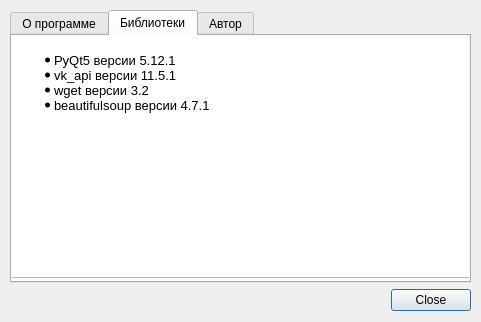
Before: the Qt Designer form gui/about_dialog.ui in qwertyadrian/vk-music-downloader, drawn with Qt 5.
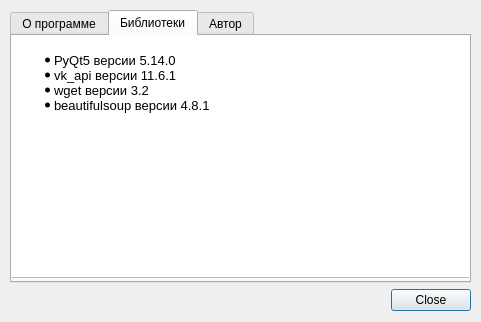
After: the same form once the commit is applied. The open tabs and pages were chosen to show the change.

Patch:
```diff
--- a/gui/about_dialog.ui
+++ b/gui/about_dialog.ui
@@ -88,11 +88,11 @@
 &lt;html&gt;&lt;head&gt;&lt;meta name=&quot;qrichtext&quot; content=&quot;1&quot; /&gt;&lt;style type=&quot;text/css&quot;&gt;
 p, li { white-space: pre-wrap; }
 &lt;/style&gt;&lt;/head&gt;&lt;body style=&quot; font-family:'Noto Sans'; font-size:10pt; font-weight:400; font-style:normal;&quot;&gt;
-&lt;p style=&quot;-qt-paragraph-type:empty; margin-top:0px; margin-bottom:0px; margin-left:0px; margin-right:0px; -qt-block-indent:0; text-indent:0px; font-family:'Noto Sans';&quot;&gt;&lt;br /&gt;&lt;/p&gt;
-&lt;ul style=&quot;margin-top: 0px; margin-bottom: 0px; margin-left: 0px; margin-right: 0px; -qt-list-indent: 1;&quot;&gt;&lt;li style=&quot; font-family:'Noto Sans';&quot; style=&quot; margin-top:0px; margin-bottom:0px; margin-left:0px; margin-right:0px; -qt-block-indent:0; text-indent:0px;&quot;&gt;PyQt5 версии 5.12.1&lt;/li&gt;
-&lt;li style=&quot; font-family:'Noto Sans';&quot; style=&quot; margin-top:0px; margin-bottom:0px; margin-left:0px; margin-right:0px; -qt-block-indent:0; text-indent:0px;&quot;&gt;vk_api версии 11.5.1&lt;/li&gt;
-&lt;li style=&quot; font-family:'Noto Sans';&quot; style=&quot; margin-top:0px; margin-bottom:0px; margin-left:0px; margin-right:0px; -qt-block-indent:0; text-indent:0px;&quot;&gt;wget версии 3.2&lt;/li&gt;
-&lt;li style=&quot; font-family:'Noto Sans';&quot; style=&quot; margin-top:0px; margin-bottom:0px; margin-left:0px; margin-right:0px; -qt-block-indent:0; text-indent:0px;&quot;&gt;beautifulsoup версии 4.7.1&lt;/li&gt;&lt;/ul&gt;&lt;/body&gt;&lt;/html&gt;</string>
+&lt;p style=&quot;-qt-paragraph-type:empty; margin-top:0px; margin-bottom:0px; margin-left:0px; margin-right:0px; -qt-block-indent:0; text-indent:0px;&quot;&gt;&lt;br /&gt;&lt;/p&gt;
+&lt;ul style=&quot;margin-top: 0px; margin-bottom: 0px; margin-left: 0px; margin-right: 0px; -qt-list-indent: 1;&quot;&gt;&lt;li style=&quot; margin-top:0px; margin-bottom:0px; margin-left:0px; margin-right:0px; -qt-block-indent:0; text-indent:0px;&quot;&gt;PyQt5 версии 5.14.0&lt;/li&gt;
+&lt;li style=&quot; margin-top:0px; margin-bottom:0px; margin-left:0px; margin-right:0px; -qt-block-indent:0; text-indent:0px;&quot;&gt;vk_api версии 11.6.1&lt;/li&gt;
+&lt;li style=&quot; margin-top:0px; margin-bottom:0px; margin-left:0px; margin-right:0px; -qt-block-indent:0; text-indent:0px;&quot;&gt;wget версии 3.2&lt;/li&gt;
+&lt;li style=&quot; margin-top:0px; margin-bottom:0px; margin-left:0px; margin-right:0px; -qt-block-indent:0; text-indent:0px;&quot;&gt;beautifulsoup версии 4.8.1&lt;/li&gt;&lt;/ul&gt;&lt;/body&gt;&lt;/html&gt;</string>
         </property>
        </widget>
       </widget>
```
Left out of the diff: 19 changed lines with no effect on the pictures.
